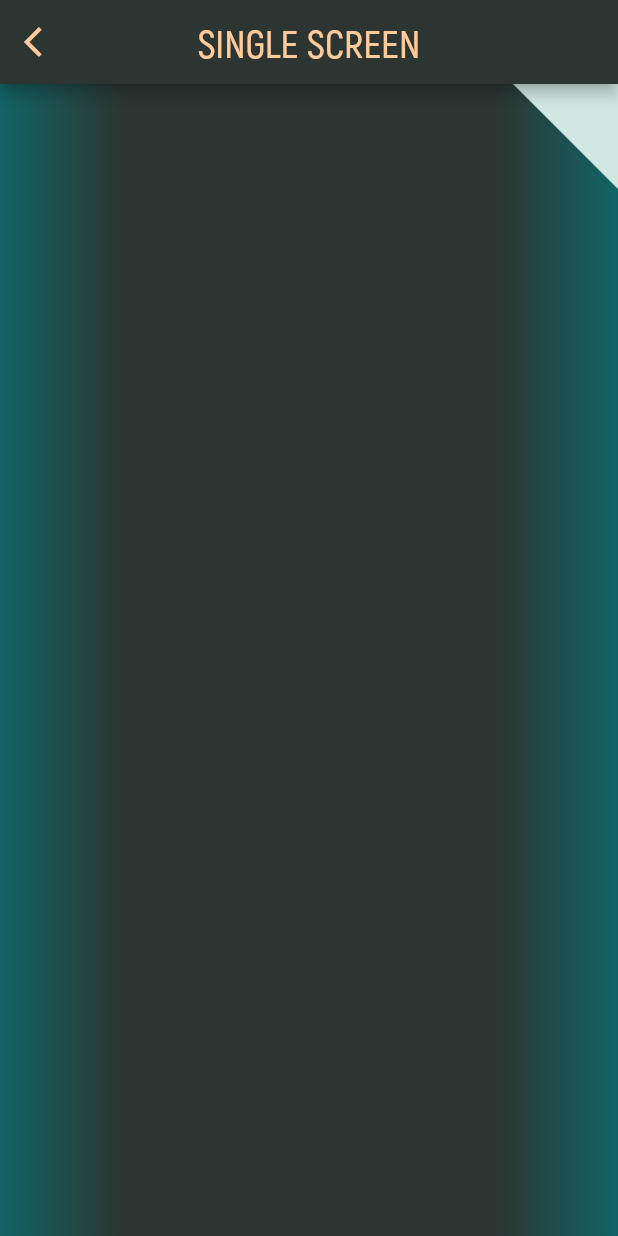
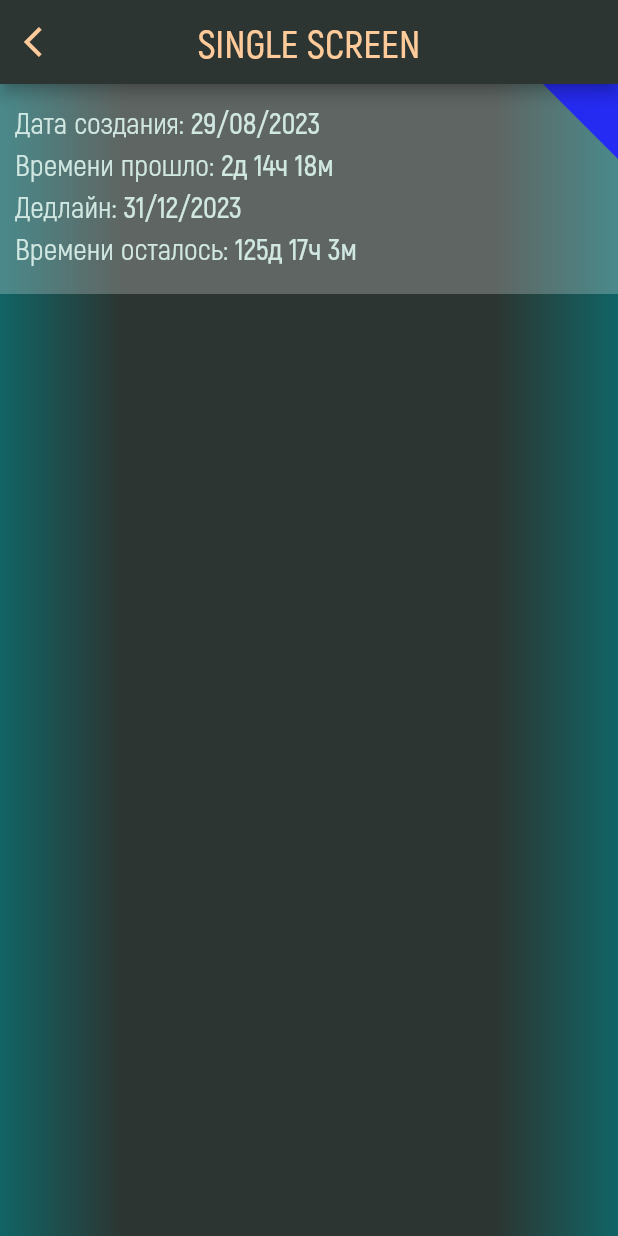
Before and after one commit to yakut54/todolist, a Flutter app: the screen it shows after launch, after a tap on "Title Todo", on a phone screen of 412 x 824 dp. Run offline on Flutter 3.47's test engine with Material 2 defaults, Android fonts, the phone set to English and light mode, and no system bars; our stand-ins replace roundcheckbox.

Commit message:
day 4 Rich Text

```diff
--- /dev/null
+++ b/lib/screens/single_todo_screen/ui/rich_text.dart
@@ -0,0 +1,36 @@
+import 'package:flutter/material.dart';
+import 'package:todolist/theme/constants.dart';
+
+class RichTextWidget extends StatelessWidget {
+  final String span;
+  final String bold;
+
+  const RichTextWidget({super.key, required this.span, required this.bold});
+
+  @override
+  Widget build(BuildContext context) {
+    return RichText(
+      text: TextSpan(
+        style: const TextStyle(
+          height: 1.4,
+          fontSize: FontSize.mainFont,
+          color: GeneralColors.platinum,
+        ),
+        children: [
+          TextSpan(
+            text: span,
+            style: const TextStyle(
+              fontFamily: FontFamily.regularFont,
+            ),
+          ),
+          TextSpan(
+            text: bold,
+            style: const TextStyle(
+              fontFamily: FontFamily.semiFont,
+            ),
+          ),
+        ],
+      ),
+    );
+  }
+}
--- a/lib/screens/single_todo_screen/ui/single_todo_screen.dart
+++ b/lib/screens/single_todo_screen/ui/single_todo_screen.dart
@@ -1,6 +1,8 @@
 import 'package:flutter/material.dart';
-import 'package:todolist/theme/colors.dart';
+import 'package:todolist/theme/constants.dart';
 import 'package:todolist/widgets/ui/background_gradient.dart';
+
+import 'rich_text.dart';
 
 class SingleTodoScreen extends StatefulWidget {
   const SingleTodoScreen({super.key});
@@ -17,29 +19,44 @@ class _SingleTodoScreenState extends State<SingleTodoScreen> {
       child: Scaffold(
         appBar: AppBar(
           leading: IconButton(
-            icon: const Icon(Icons.arrow_back_ios,
-                color: GeneralColors.orangePeach),
+            icon: const Icon(
+              Icons.arrow_back_ios,
+              color: GeneralColors.orangePeach,
+            ),
             onPressed: () => Navigator.of(context).pop(),
           ),
           title: Text('Single Screen'.toUpperCase()),
         ),
-        body: Column(
-          children: [
-            Row(
-              mainAxisAlignment: MainAxisAlignment.start,
+        body: Container(
+          color: Colors.white24,
+          height: 140,
+          child: Row(
             crossAxisAlignment: CrossAxisAlignment.start,
             children: [
               const Expanded(
                 flex: 1,
-                  child: Triangle2(),
+                child: Padding(
+                  padding: EdgeInsets.all(10),
+                  child: Column(
+                    crossAxisAlignment: CrossAxisAlignment.start,
+                    children: [
+                      RichTextWidget(
+                          span: 'Дата создания: ', bold: '29/08/2023'),
+                      RichTextWidget(
+                          span: 'Времени прошло: ', bold: '2д 14ч 18м'),
+                      RichTextWidget(span: 'Дедлайн: ', bold: '31/12/2023'),
+                      RichTextWidget(
+                          span: 'Времени осталось: ', bold: '125д 17ч 3м'),
+                    ],
+                  ),
+                ),
               ),
               ClipPath(
                 clipper: MyCustomClipper(),
                 child: const Triangle(),
               ),
             ],
-            )
-          ],
+          ),
         ),
       ),
     );
@@ -52,21 +69,9 @@ class Triangle extends StatelessWidget {
   @override
   Widget build(BuildContext context) {
     return Container(
-      width: 70,
-      height: 70,
-      decoration: const BoxDecoration(color: GeneralColors.platinum),
-    );
-  }
-}
-
-class Triangle2 extends StatelessWidget {
-  const Triangle2({super.key});
-
-  @override
-  Widget build(BuildContext context) {
-    return const SizedBox(
-      width: 250,
-      height: 200,
+      width: 50,
+      height: 50,
+      decoration: const BoxDecoration(color: GeneralColors.blue),
     );
   }
 }
@@ -74,10 +79,9 @@ class Triangle2 extends StatelessWidget {
 class MyCustomClipper extends CustomClipper<Path> {
   @override
   Path getClip(Size size) {
-    print(2222);
     Path path = Path()
-      ..lineTo(size.width, 0) // Добавить отрезок p1p2
-      ..lineTo(size.width, size.height) // Добавить отрезок p2p3
+      ..lineTo(size.width, 0)
+      ..lineTo(size.width, size.height)
       ..close();
     return path;
   }
@@ -85,3 +89,100 @@ class MyCustomClipper extends CustomClipper<Path> {
   @override
   bool shouldReclip(CustomClipper<Path> oldClipper) => false;
 }
+
+// Column(
+//           children: [
+//             Row(
+//               mainAxisAlignment: MainAxisAlignment.start,
+//               crossAxisAlignment: CrossAxisAlignment.start,
+//               children: [
+//                 Expanded(
+//                   flex: 1,
+//                   child: Container(
+//                     color: Colors.white12,
+//                     padding: const EdgeInsets.all(10),
+//                     child: Column(
+//                       crossAxisAlignment: CrossAxisAlignment.start,
+//                       children: [
+
+//                         RichText(
+//                           text: const TextSpan(
+//                             style: TextStyle(
+//                               height: 1.4,
+//                               fontSize: 19,
+//                               color: GeneralColors.orangePeach,
+//                             ),
+//                             children: [
+//                               TextSpan(
+//                                 text: 'Прошло времени: ',
+//                                 style: TextStyle(
+//                                   fontFamily: FontFamily.akrobatRegular,
+//                                 ),
+//                               ),
+//                               TextSpan(
+//                                 text: '3д 12ч 48м',
+//                                 style: TextStyle(
+//                                   fontFamily: FontFamily.akrobatSemibold,
+//                                 ),
+//                               ),
+//                             ],
+//                           ),
+//                         ),
+//                         RichText(
+//                           text: const TextSpan(
+//                             style: TextStyle(
+//                               height: 1.4,
+//                               fontSize: 19,
+//                               color: GeneralColors.orangePeach,
+//                             ),
+//                             children: [
+//                               TextSpan(
+//                                 text: 'Дедлайн: ',
+//                                 style: TextStyle(
+//                                   fontFamily: FontFamily.akrobatRegular,
+//                                 ),
+//                               ),
+//                               TextSpan(
+//                                 text: '31/12/2023',
+//                                 style: TextStyle(
+//                                   fontFamily: FontFamily.akrobatSemibold,
+//                                 ),
+//                               ),
+//                             ],
+//                           ),
+//                         ),
+//                         RichText(
+//                           text: const TextSpan(
+//                             style: TextStyle(
+//                               height: 1.4,
+//                               fontSize: 19,
+//                               color: GeneralColors.orangePeach,
+//                             ),
+//                             children: [
+//                               TextSpan(
+//                                 text: 'Осталось времени: ',
+//                                 style: TextStyle(
+//                                   fontFamily: FontFamily.akrobatRegular,
+//                                 ),
+//                               ),
+//                               TextSpan(
+//                                 text: '125д 10ч 8м',
+//                                 style: TextStyle(
+//                                   fontFamily: FontFamily.akrobatSemibold,
+//                                 ),
+//                               ),
+//                             ],
+//                           ),
+//                         ),
+//                       ],
+//                     ),
+//                   ),
+//                 ),
+//                 ClipPath(
+//                   clipper: MyCustomClipper(),
+//                   child: const Triangle(),
+//                 ),
+//               ],
+//             ),
+//           ],
+//         ),
--- a/lib/screens/todo_list_screen/ui/todo_list_appbar.dart
+++ b/lib/screens/todo_list_screen/ui/todo_list_appbar.dart
@@ -3,8 +3,8 @@ import 'package:todolist/widgets/index.dart';
 
 final appBar = AppBar(
   centerTitle: true,
-  title: const Text(
-    'СПИСОК ДЕЛ',
+  title: Text(
+    'Todo list'.toUpperCase(),
     textAlign: TextAlign.center,
   ),
   actions: const [AddBtn()],
--- a/lib/theme/colors.dart
+++ /dev/null
@@ -1,9 +0,0 @@
-import 'dart:ui';
-
-abstract class GeneralColors {
-  static const Color grayblue = Color(0xFF2C3531);
-  static const Color darkTurquoise = Color(0xFF116466);
-  static const Color tanColor = Color(0xFFD9B08C);
-  static const Color orangePeach = Color(0xFFFFCB9A);
-  static const Color platinum = Color(0xFFD1E8E2);
-}
--- a/lib/theme/constants.dart
+++ b/lib/theme/constants.dart
@@ -1,3 +1,28 @@
+import 'dart:ui';
+
 abstract class TileIcons {
   static const double size = 35.0;
 }
+
+abstract class FontFamily {
+  static const regularFont = 'akrobat_regular';
+  static const semiFont = 'akrobat_semibold';
+}
+
+abstract class FontSize {
+  static const double header = 26;
+  static const double tileTitle = 26;
+  static const double tileSubtitle = 20;
+  static const double mainFont = 20;
+}
+
+abstract class GeneralColors {
+  static const Color grayblue = Color(0xFF2C3531);
+  static const Color darkTurquoise = Color(0xFF116466);
+  static const Color tanColor = Color(0xFFD9B08C);
+  static const Color orangePeach = Color(0xFFFFCB9A);
+  static const Color platinum = Color(0xFFD1E8E2);
+  static const Color green = Color.fromARGB(108, 0, 255, 0);
+  static const Color blue = Color.fromARGB(227, 32, 32, 255);
+  static const Color fiolet = Color.fromARGB(255, 105, 0, 198);
+}
--- a/lib/theme/fonts.dart
+++ /dev/null
@@ -1,5 +0,0 @@
-import 'package:flutter/material.dart';
-
-abstract class FontStyle {
-  static const TextStyle medium = TextStyle(fontFamily: 'akrobat');
-}
--- a/lib/theme/theme.dart
+++ b/lib/theme/theme.dart
@@ -1,5 +1,5 @@
 import 'package:flutter/material.dart';
-import 'package:todolist/theme/colors.dart';
+import 'package:todolist/theme/constants.dart';
 
 final theme = ThemeData(
   scaffoldBackgroundColor: const Color(0x00000000),
@@ -7,21 +7,21 @@ final theme = ThemeData(
     centerTitle: true,
     backgroundColor: GeneralColors.grayblue,
     titleTextStyle: TextStyle(
-      fontFamily: 'akrobat_semibold',
-      fontSize: 26,
+      fontFamily: FontFamily.semiFont,
+      fontSize: FontSize.header,
       color: GeneralColors.orangePeach,
     ),
   ),
   textTheme: const TextTheme(
     bodyLarge: TextStyle(
       color: GeneralColors.grayblue,
-      fontFamily: 'akrobat_semibold',
-      fontSize: 26,
+      fontFamily: FontFamily.semiFont,
+      fontSize: FontSize.tileTitle,
     ),
     bodyMedium: TextStyle(
       color: GeneralColors.grayblue,
-      fontFamily: 'akrobat_regular',
-      fontSize: 20,
+      fontFamily: FontFamily.regularFont,
+      fontSize: FontSize.tileSubtitle,
     ),
   ),
 );
--- a/lib/widgets/ui/add.dart
+++ b/lib/widgets/ui/add.dart
@@ -1,5 +1,5 @@
 import 'package:flutter/material.dart';
-import 'package:todolist/theme/colors.dart';
+import 'package:todolist/theme/constants.dart';
 
 class AddBtn extends StatelessWidget {
   const AddBtn({super.key});
--- a/lib/widgets/ui/background_gradient.dart
+++ b/lib/widgets/ui/background_gradient.dart
@@ -1,5 +1,5 @@
 import 'package:flutter/material.dart';
-import 'package:todolist/theme/colors.dart';
+import 'package:todolist/theme/constants.dart';
 
 const backgroundGradient = BoxDecoration(
   gradient: LinearGradient(
--- a/lib/widgets/ui/checkbox.dart
+++ b/lib/widgets/ui/checkbox.dart
@@ -1,6 +1,6 @@
 import 'package:flutter/material.dart';
 import 'package:roundcheckbox/roundcheckbox.dart';
-import 'package:todolist/theme/colors.dart';
+import 'package:todolist/theme/constants.dart';
 
 class CheckboxWidget extends StatelessWidget {
   const CheckboxWidget({super.key});
--- a/lib/widgets/ui/tile.dart
+++ b/lib/widgets/ui/tile.dart
@@ -1,6 +1,5 @@
 import 'package:flutter/cupertino.dart';
 import 'package:flutter/material.dart';
-import 'package:todolist/theme/colors.dart';
 import 'package:todolist/theme/constants.dart';
 import 'package:todolist/widgets/ui/checkbox.dart';
 
@@ -35,13 +34,13 @@ class _TaleBtnState extends State<TaleBtn> {
         child: Row(
           children: [
             Container(
-              width: 4,
+              width: 6,
               decoration: const BoxDecoration(
                 borderRadius: BorderRadius.only(
                   bottomLeft: Radius.circular(5),
                   topLeft: Radius.circular(5),
                 ),
-                color: Color.fromARGB(255, 76, 54, 244),
+                color: GeneralColors.fiolet,
               ),
             ),
             const Column(
```
Lines whose indentation alone changed are shown as unchanged.
